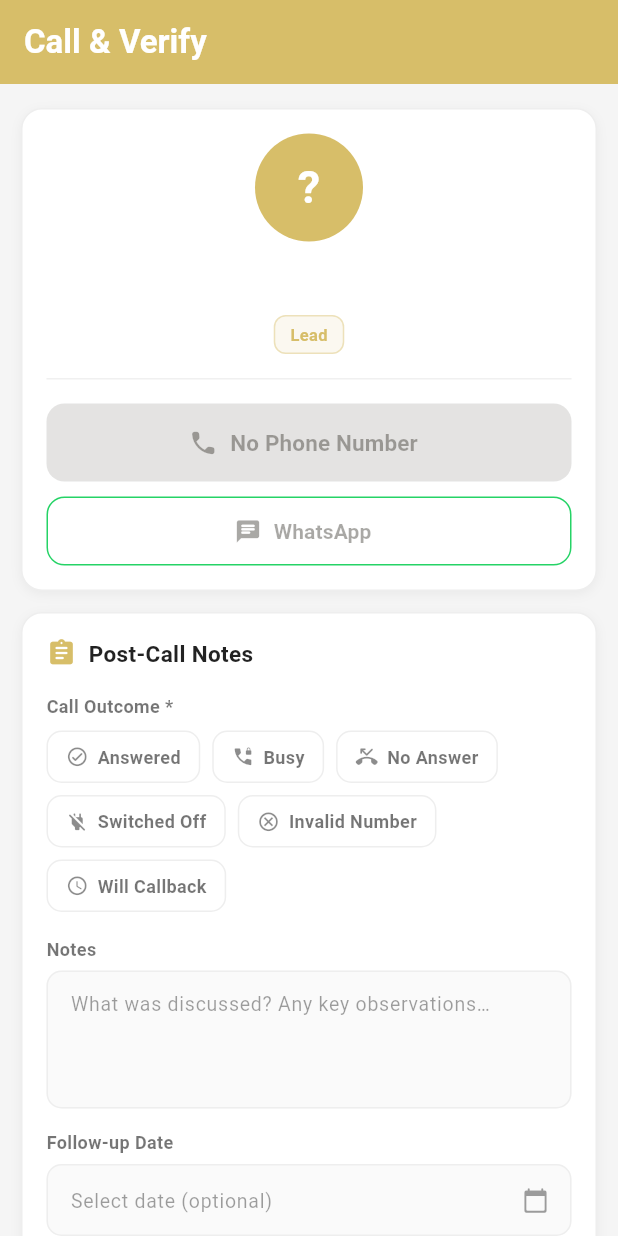
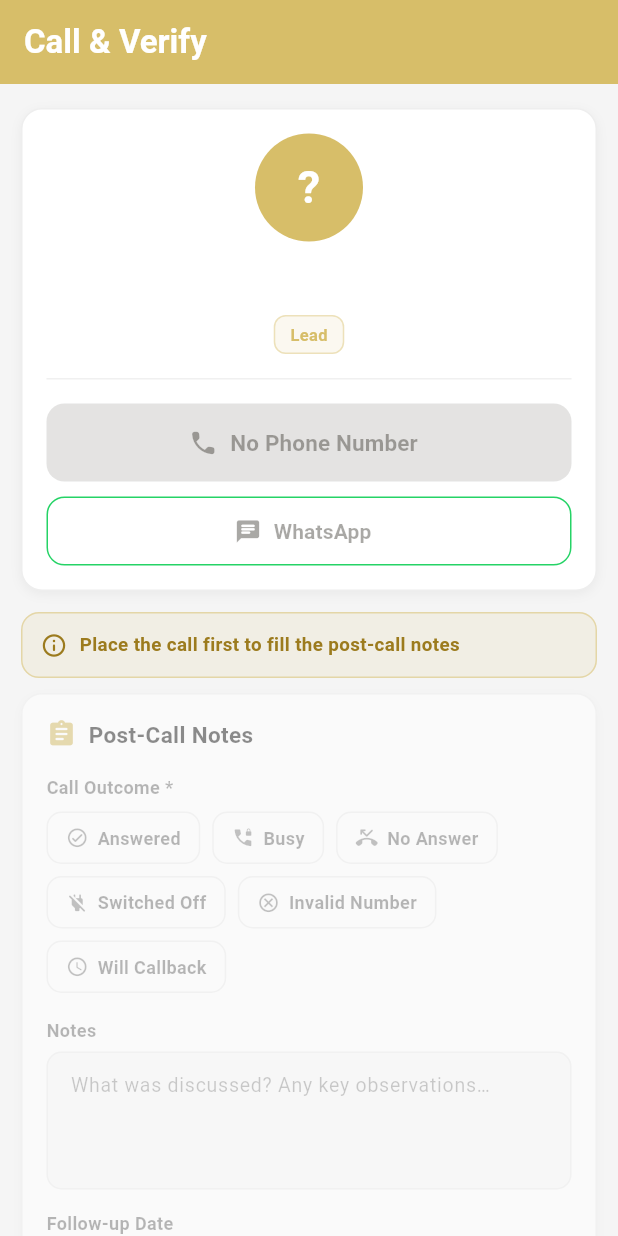
Before and after one commit to loagma/loagma_crm_new, a Flutter app: the TelecallerCallScreen screen opened by its route, on a phone screen of 412 x 824 dp. Run offline on Flutter 3.47's test engine with Material 3 defaults, Android fonts, the phone set to English and light mode, and no system bars; our stand-ins replace fluttertoast, geolocator, go_router, image_picker, shared_preferences; accounts and stored records are empty.

Commit message:
verify screen in telecaller

```diff
--- a/client/lib/screens/telecaller/telecaller_call_screen.dart
+++ b/client/lib/screens/telecaller/telecaller_call_screen.dart
@@ -35,6 +35,7 @@ class _TelecallerCallScreenState extends State<TelecallerCallScreen> {
   String? _selectedStage;
   String? _selectedFunnelStage;
   bool    _saving = false;
+  bool    _called = false; // post-call notes unlock only after the call is placed
 
   bool get _isLead => widget.accountType == 'lead';
 
@@ -58,10 +59,12 @@ class _TelecallerCallScreenState extends State<TelecallerCallScreen> {
   @override
   void initState() {
     super.initState();
-    _selectedStage       = (widget.account['customerStage'] ?? '').toString();
-    _selectedFunnelStage = (widget.account['funnelStage']   ?? '').toString();
-    if (_selectedStage!.isEmpty)       _selectedStage = null;
-    if (_selectedFunnelStage!.isEmpty) _selectedFunnelStage = null;
+    // Normalise to the lowercase option keys; drop anything not in the list so
+    // the dropdown always has exactly one matching item for its value.
+    _selectedStage       = (widget.account['customerStage'] ?? '').toString().toLowerCase().trim();
+    _selectedFunnelStage = (widget.account['funnelStage']   ?? '').toString().toLowerCase().trim();
+    if (!_stageOptions.contains(_selectedStage))   _selectedStage = null;
+    if (!_funnelOptions.contains(_selectedFunnelStage)) _selectedFunnelStage = null;
   }
 
   @override
@@ -75,6 +78,7 @@ class _TelecallerCallScreenState extends State<TelecallerCallScreen> {
   Future<void> _call() async {
     final phone = (widget.account['contactNumber'] ?? '').toString();
     if (phone.isEmpty) return;
+    setState(() => _called = true); // unlock the post-call notes
     final uri = Uri.parse('tel:$phone');
     if (await canLaunchUrl(uri)) launchUrl(uri);
   }
@@ -108,6 +112,12 @@ class _TelecallerCallScreenState extends State<TelecallerCallScreen> {
   }
 
   Future<void> _submit() async {
+    if (!_called) {
+      ScaffoldMessenger.of(context).showSnackBar(
+        const SnackBar(content: Text('Please place the call first'), backgroundColor: Colors.red),
+      );
+      return;
+    }
     if (!(_formKey.currentState?.validate() ?? false)) return;
     if (_callOutcome == null) {
       ScaffoldMessenger.of(context).showSnackBar(
@@ -311,7 +321,15 @@ class _TelecallerCallScreenState extends State<TelecallerCallScreen> {
             const SizedBox(height: 14),
 
             // ── Post-Call Dashboard ───────────────────────────────────────
-            _sectionCard(
+            if (!_called) ...[
+              _callFirstBanner(),
+              const SizedBox(height: 10),
+            ],
+            AbsorbPointer(
+              absorbing: !_called,
+              child: Opacity(
+                opacity: _called ? 1 : 0.5,
+                child: _sectionCard(
               child: Column(
                 crossAxisAlignment: CrossAxisAlignment.start,
                 children: [
@@ -476,6 +494,8 @@ class _TelecallerCallScreenState extends State<TelecallerCallScreen> {
                 ],
               ),
             ),
+              ),
+            ),
 
             const SizedBox(height: 16),
 
@@ -489,7 +509,7 @@ class _TelecallerCallScreenState extends State<TelecallerCallScreen> {
                   shape: RoundedRectangleBorder(borderRadius: BorderRadius.circular(12)),
                   elevation: 0,
                 ),
-                onPressed: _saving ? null : _submit,
+                onPressed: (_saving || !_called) ? null : _submit,
                 child: _saving
                     ? const SizedBox(
                         width: 22, height: 22,
@@ -523,6 +543,26 @@ class _TelecallerCallScreenState extends State<TelecallerCallScreen> {
 
   Widget _fieldLabel(String text) => Text(text,
       style: const TextStyle(fontSize: 12, fontWeight: FontWeight.w600, color: Colors.black54));
+
+  Widget _callFirstBanner() => Container(
+    width: double.infinity,
+    padding: const EdgeInsets.all(12),
+    decoration: BoxDecoration(
+      color: _gold.withValues(alpha: 0.12),
+      borderRadius: BorderRadius.circular(12),
+      border: Border.all(color: _gold.withValues(alpha: 0.5)),
+    ),
+    child: const Row(
+      children: [
+        Icon(Icons.info_outline_rounded, size: 18, color: Color(0xFF9C7B1E)),
+        SizedBox(width: 8),
+        Expanded(
+          child: Text('Place the call first to fill the post-call notes',
+              style: TextStyle(fontSize: 12.5, fontWeight: FontWeight.w600, color: Color(0xFF9C7B1E))),
+        ),
+      ],
+    ),
+  );
 
   InputDecoration _inputDecor({String hint = '', Widget? suffix}) => InputDecoration(
     hintText: hint,
```
